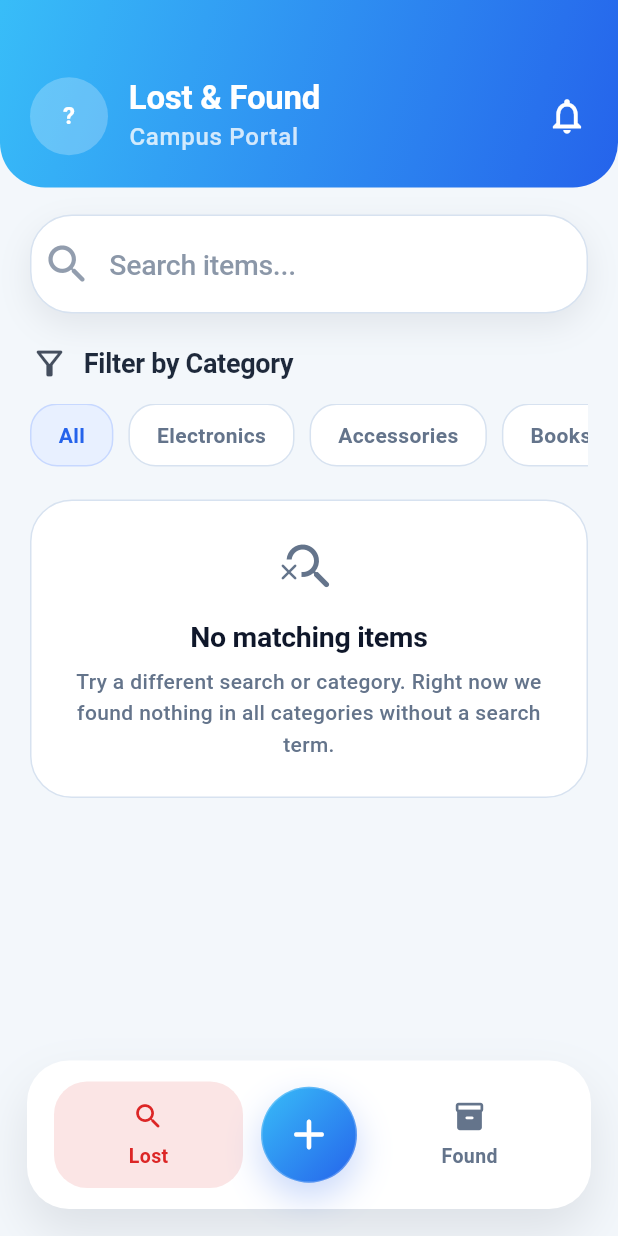
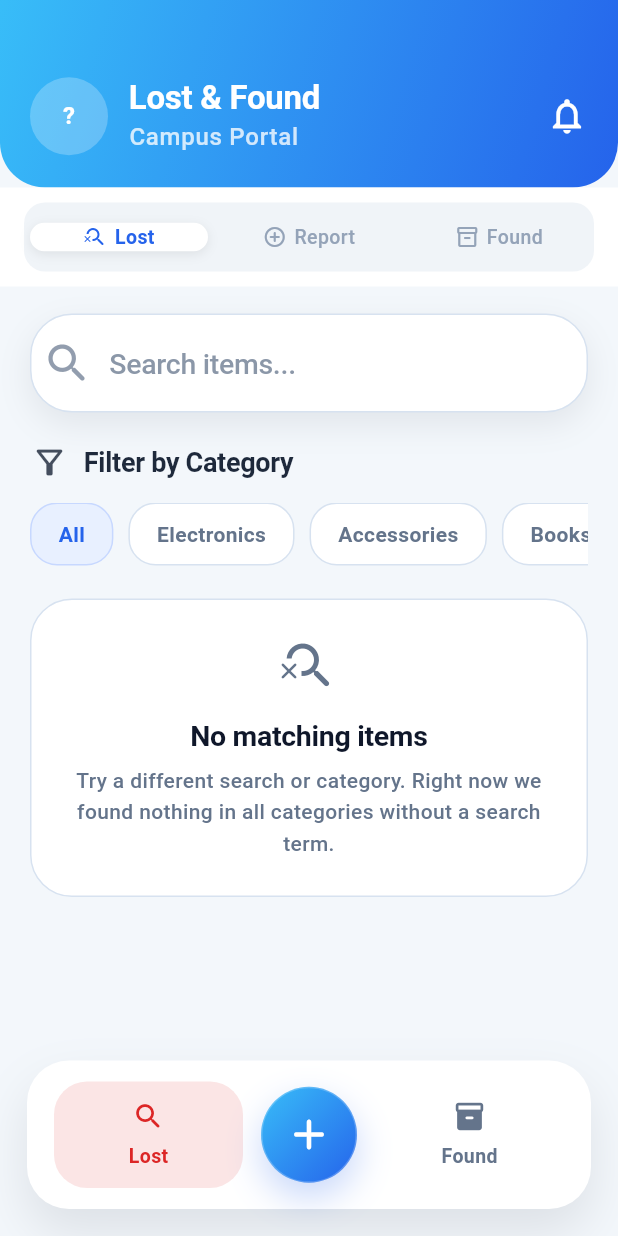
Before and after one commit to Oyunbldd/thesis, a Flutter app: the screen it shows once a user with an empty profile is signed in, on a phone screen of 412 x 824 dp. Run offline on Flutter 3.47's test engine with Material 3 defaults, Android fonts, the light colour scheme and no system bars; our stand-ins replace cloud_firestore, firebase_auth, firebase_core, firebase_messaging, firebase_storage, flutter_local_notifications and 3 more; accounts and stored records are empty.

Commit message:
feat: add swipe navigation and animated tab bar to home screen

```diff
--- a/lost_found_app/lib/views/home/home_view.dart
+++ b/lost_found_app/lib/views/home/home_view.dart
@@ -82,6 +82,27 @@ class _HomeViewState extends State<HomeView> {
         .toList();
   }
 
+  int get _currentIndex => switch (_currentItem) {
+        BottomNavItem.lost => 0,
+        BottomNavItem.report => 1,
+        BottomNavItem.found => 2,
+      };
+
+  void _goToPage(int index) {
+    _pageController.animateToPage(
+      index,
+      duration: const Duration(milliseconds: 260),
+      curve: Curves.easeOutCubic,
+    );
+    setState(() {
+      _currentItem = switch (index) {
+        0 => BottomNavItem.lost,
+        1 => BottomNavItem.report,
+        _ => BottomNavItem.found,
+      };
+    });
+  }
+
   @override
   Widget build(BuildContext context) {
     return Scaffold(
@@ -90,6 +111,10 @@ class _HomeViewState extends State<HomeView> {
         crossAxisAlignment: CrossAxisAlignment.stretch,
         children: [
           const HomeHeader(),
+          _SwipeTabBar(
+            selectedIndex: _currentIndex,
+            onTabSelected: _goToPage,
+          ),
           Expanded(
             child: StreamBuilder<List<ItemReportModel>>(
               stream: _itemController.getLostItems(),
@@ -102,16 +127,13 @@ class _HomeViewState extends State<HomeView> {
 
                     return PageView(
                       controller: _pageController,
-                      physics: const NeverScrollableScrollPhysics(),
-                      onPageChanged: (index) {
-                        setState(() {
+                      onPageChanged: (index) => setState(() {
                         _currentItem = switch (index) {
                           0 => BottomNavItem.lost,
                           1 => BottomNavItem.report,
                           _ => BottomNavItem.found,
                         };
-                        });
-                      },
+                      }),
                       children: [
                         LostItemsBody(
                           key: const PageStorageKey<String>('lost-items-body'),
@@ -149,20 +171,99 @@ class _HomeViewState extends State<HomeView> {
       ),
       bottomNavigationBar: BottomNavBar(
         currentItem: _currentItem,
-        onItemSelected: (item) {
-          final targetPage = switch (item) {
+        onItemSelected: (item) => _goToPage(switch (item) {
           BottomNavItem.lost => 0,
           BottomNavItem.report => 1,
           BottomNavItem.found => 2,
-          };
-          _pageController.animateToPage(
-            targetPage,
-            duration: const Duration(milliseconds: 220),
-            curve: Curves.easeOutCubic,
-          );
-          setState(() => _currentItem = item);
-        },
+        }),
       ),
     );
   }
 }
+
+// ── Swipe tab bar ─────────────────────────────────────────────────────────────
+
+class _SwipeTabBar extends StatelessWidget {
+  const _SwipeTabBar({
+    required this.selectedIndex,
+    required this.onTabSelected,
+  });
+
+  final int selectedIndex;
+  final ValueChanged<int> onTabSelected;
+
+  static const _tabs = [
+    (label: 'Lost', icon: Icons.search_off_rounded),
+    (label: 'Report', icon: Icons.add_circle_outline_rounded),
+    (label: 'Found', icon: Icons.inventory_2_outlined),
+  ];
+
+  @override
+  Widget build(BuildContext context) {
+    return Container(
+      color: AppTheme.surface,
+      padding: const EdgeInsets.fromLTRB(16, 10, 16, 10),
+      child: Container(
+        height: 46,
+        decoration: BoxDecoration(
+          color: const Color(0xFFF0F4F8),
+          borderRadius: BorderRadius.circular(14),
+        ),
+        child: Row(
+          children: List.generate(_tabs.length, (index) {
+            final tab = _tabs[index];
+            final isSelected = index == selectedIndex;
+            return Expanded(
+              child: GestureDetector(
+                onTap: () => onTabSelected(index),
+                child: AnimatedContainer(
+                  duration: const Duration(milliseconds: 200),
+                  curve: Curves.easeOutCubic,
+                  margin: const EdgeInsets.all(4),
+                  decoration: BoxDecoration(
+                    color: isSelected ? Colors.white : Colors.transparent,
+                    borderRadius: BorderRadius.circular(10),
+                    boxShadow: isSelected
+                        ? [
+                            BoxShadow(
+                              color: Colors.black.withValues(alpha: 0.08),
+                              blurRadius: 6,
+                              offset: const Offset(0, 2),
+                            ),
+                          ]
+                        : null,
+                  ),
+                  child: Row(
+                    mainAxisAlignment: MainAxisAlignment.center,
+                    children: [
+                      Icon(
+                        tab.icon,
+                        size: 16,
+                        color: isSelected
+                            ? AppTheme.primary
+                            : const Color(0xFF94A3B8),
+                      ),
+                      const SizedBox(width: 5),
+                      Text(
+                        tab.label,
+                        style: TextStyle(
+                          fontSize: 13,
+                          fontWeight: isSelected
+                              ? FontWeight.w700
+                              : FontWeight.w500,
+                          color: isSelected
+                              ? AppTheme.primary
+                              : const Color(0xFF94A3B8),
+                        ),
+                      ),
+                    ],
+                  ),
+                ),
+              ),
+            );
+          }),
+        ),
+      ),
+    );
+  }
+}
```
Lines whose indentation alone changed are shown as unchanged.
